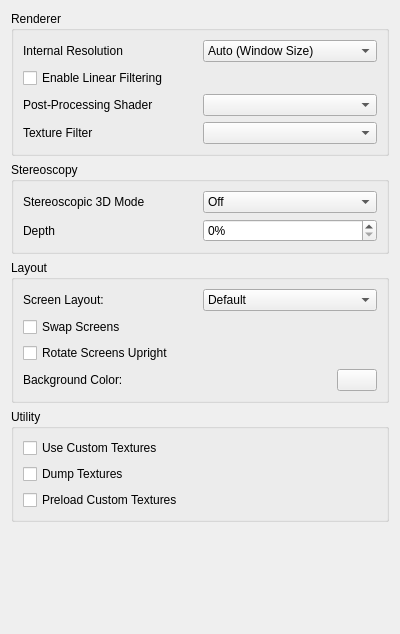
Qt form src/citra_qt/configuration/configure_enhancements.ui (jakedowns/citra) before a commit.
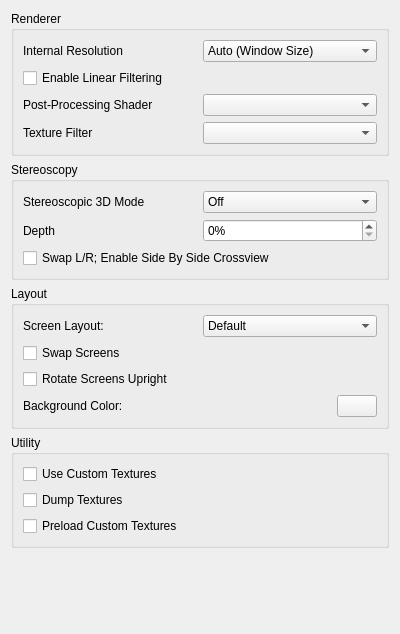
The same form after that commit.

Commit message: working on adding swap sbs option

```diff
--- a/src/citra_qt/configuration/configure_enhancements.ui
+++ b/src/citra_qt/configuration/configure_enhancements.ui
@@ -212,6 +212,20 @@
         </item>
        </layout>
       </item>
+       <item>
+         <layout class="QVBoxLayout" name="veritcalLayout_8">
+           <item>
+             <widget class="QCheckBox" name="toggle_swap_left_right">
+               <property name="toolTip">
+                 <string>&lt;html&gt;&lt;head/&gt;&lt;body&gt;&lt;p&gt;Swap Left and Right Images in Side By Side for cross-viewing&lt;/p&gt;&lt;/body&gt;&lt;/html&gt;</string>
+               </property>
+               <property name="text">
+                 <string>Swap L/R; Enable Side By Side Crossview</string>
+               </property>
+             </widget>
+           </item>
+         </layout>
+       </item>
      </layout>
     </widget>
    </item>
```
Left out of the diff: 1 changed line with no effect on the pictures. The commit also changes 6 other files.
